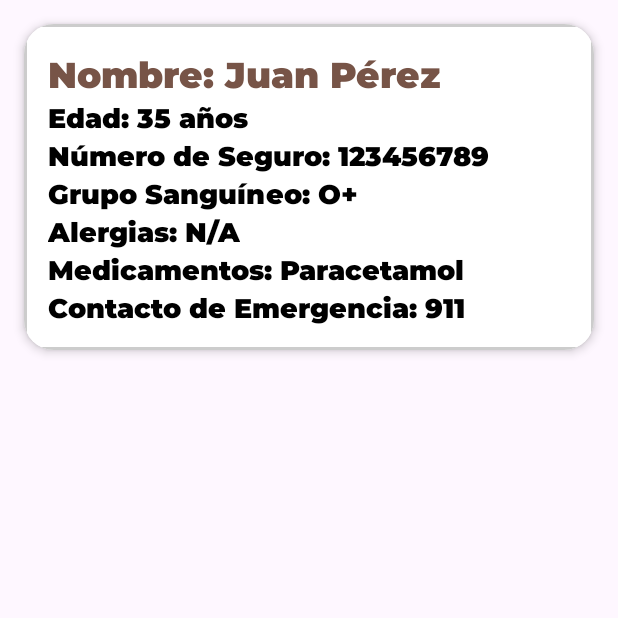
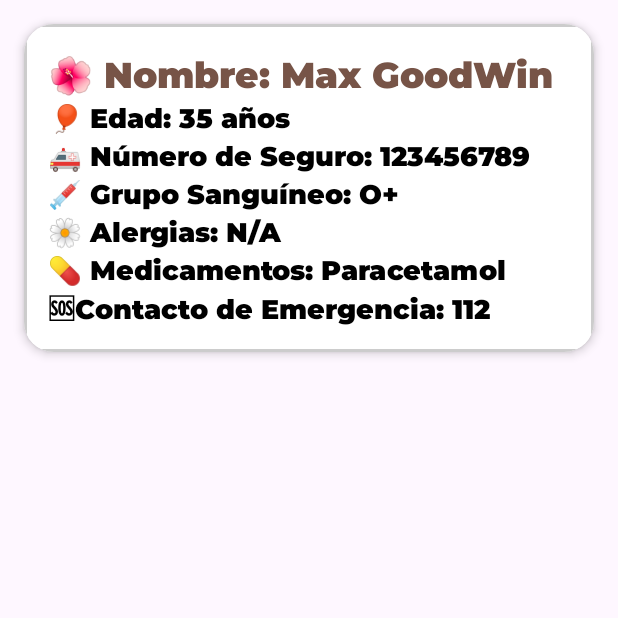
Before and after one commit to gfontan/Medical, an Android app: the TarjetaSanitaria screen opened directly, with no data from a screen before it, on a phone screen of 412 x 824 dp, the top half of it. Run offline under Robolectric (Android 15) with nearby library versions, the light colour scheme and no system bars.

Commit message:
Carga Inicial

```diff
--- a/app/src/main/java/com/example/aplicacionfinal/DetalleCita.java
+++ b/app/src/main/java/com/example/aplicacionfinal/DetalleCita.java
@@ -169,7 +169,8 @@ public class DetalleCita extends AppCompatActivity {
         if (marcada) {
             Toast.makeText(this, "Cita marcada como pendiente", Toast.LENGTH_SHORT).show();
             checkboxPendiente.setChecked(true);
-            guardarEstadoCheckBox(true);// Marcar el checkbox como pendiente
+            checkboxPendiente.setEnabled(false); // Deshabilitar el CheckBox
+            guardarEstadoCheckBox(true); // Marcar el checkbox como pendiente
         } else {
             Toast.makeText(this, "Error al marcar la cita como pendiente", Toast.LENGTH_SHORT).show();
         }
--- a/app/src/main/java/com/example/aplicacionfinal/TarjetaSanitaria.java
+++ b/app/src/main/java/com/example/aplicacionfinal/TarjetaSanitaria.java
@@ -21,21 +21,21 @@ public class TarjetaSanitaria extends AppCompatActivity {
         TextView textViewContactoEmergencia = findViewById(R.id.textViewContactoEmergencia);
 
         // Datos de ejemplo de la tarjeta sanitaria
-        String nombre = "Juan Pérez";
+        String nombre = "Max GoodWin";
         int edad = 35;
         String numeroSeguro = "123456789";
         String grupoSanguineo = "O+";
         String alergias = "N/A";
         String medicamentos = "Paracetamol";
-        String contactoEmergencia = "911";
+        String contactoEmergencia = "112";
 
         // Establece los datos en los TextViews
-        textViewNombre.setText("Nombre: " + nombre);
-        textViewEdad.setText("Edad: " + edad + " años");
-        textViewNumeroSeguro.setText("Número de Seguro: " + numeroSeguro);
-        textViewGrupoSanguineo.setText("Grupo Sanguíneo: " + grupoSanguineo);
-        textViewAlergias.setText("Alergias: " + alergias);
-        textViewMedicamentos.setText("Medicamentos: " + medicamentos);
-        textViewContactoEmergencia.setText("Contacto de Emergencia: " + contactoEmergencia);
+        textViewNombre.setText("🌺 Nombre: " + nombre);
+        textViewEdad.setText("\uD83C\uDF88 Edad: " + edad + " años");
+        textViewNumeroSeguro.setText("🚑 Número de Seguro: " + numeroSeguro);
+        textViewGrupoSanguineo.setText("💉 Grupo Sanguíneo: " + grupoSanguineo);
+        textViewAlergias.setText("🌼 Alergias: " + alergias);
+        textViewMedicamentos.setText("💊 Medicamentos: " + medicamentos);
+        textViewContactoEmergencia.setText("🆘Contacto de Emergencia: " + contactoEmergencia);
     }
 }
--- a/app/src/main/res/layout/activity_segunda_pagina.xml
+++ b/app/src/main/res/layout/activity_segunda_pagina.xml
@@ -20,8 +20,8 @@
 
                 <ImageButton
                     android:id="@+id/Ajustes"
-                    android:layout_width="57dp"
-                    android:layout_height="44dp"
+                    android:layout_width="56dp"
+                    android:layout_height="52dp"
                     android:layout_marginTop="4dp"
                     android:background="@drawable/manage_accounts_fill0_wght400_grad0_opsz24"
                     app:layout_constraintEnd_toEndOf="parent"
```
Also changed, not shown: app/src/main/AndroidManifest.xml (+8 -6 lines), app/src/main/java/com/example/aplicacionfinal/DbHelperCitas.java (+37 -4 lines), app/src/main/java/com/example/aplicacionfinal/InsertDataCitas.java (+78 -14 lines), app/src/main/java/com/example/aplicacionfinal/Ser_ubicacion_emergencias.java (+18 -0 lines), app/src/main/res/drawable/perfil.jpg (added).
